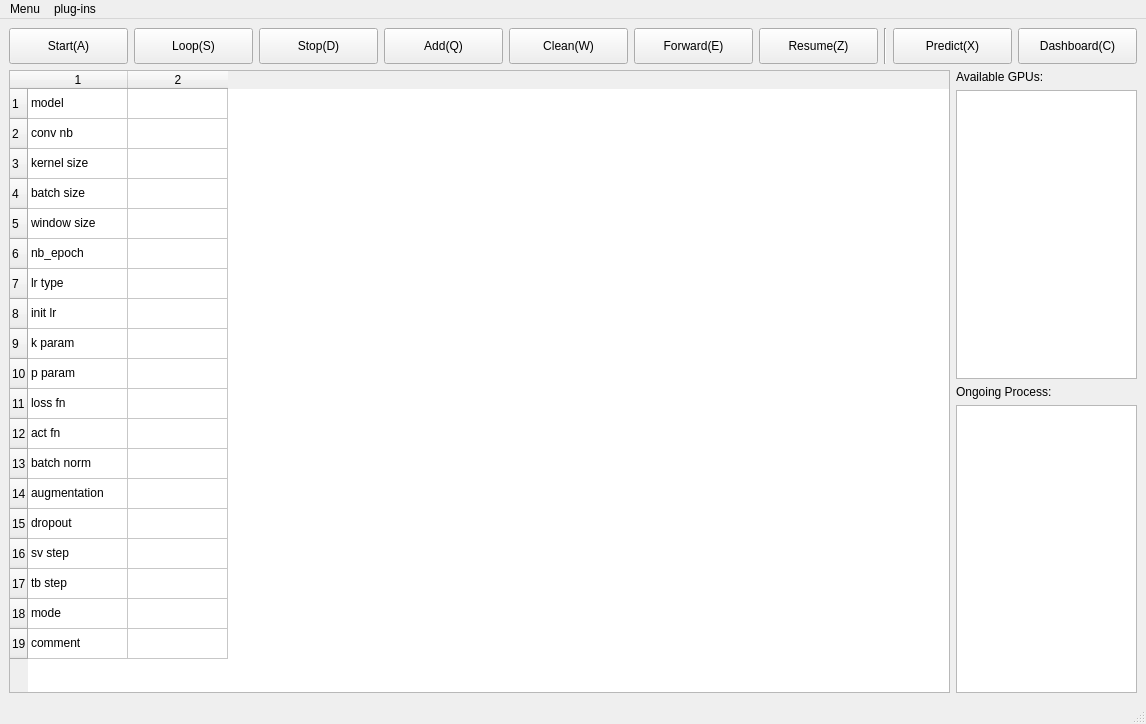
The window that _taskManager/mainwindow.ui (ZeliangSu/SegmentPy) describes before a commit, drawn with Qt 5.
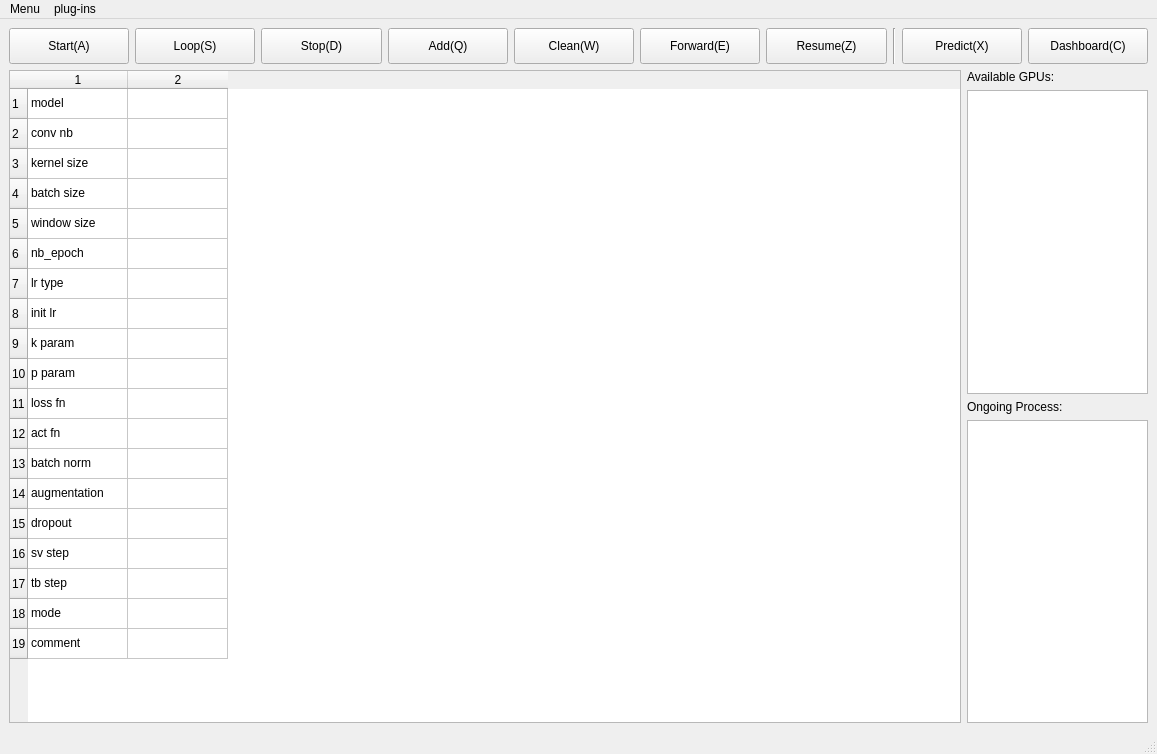
The same window after the commit. Icons and pictures are not drawn.

Patch:
```diff
--- a/_taskManager/mainwindow.ui
+++ b/_taskManager/mainwindow.ui
@@ -6,8 +6,8 @@
    <rect>
     <x>0</x>
     <y>0</y>
-    <width>1146</width>
-    <height>724</height>
+    <width>1157</width>
+    <height>754</height>
    </rect>
   </property>
   <property name="windowTitle">
@@ -488,7 +488,7 @@
     <rect>
      <x>0</x>
      <y>0</y>
-     <width>1146</width>
+     <width>1157</width>
      <height>22</height>
     </rect>
    </property>
```
Left out of the diff: 14 changed lines with no effect on the pictures.
